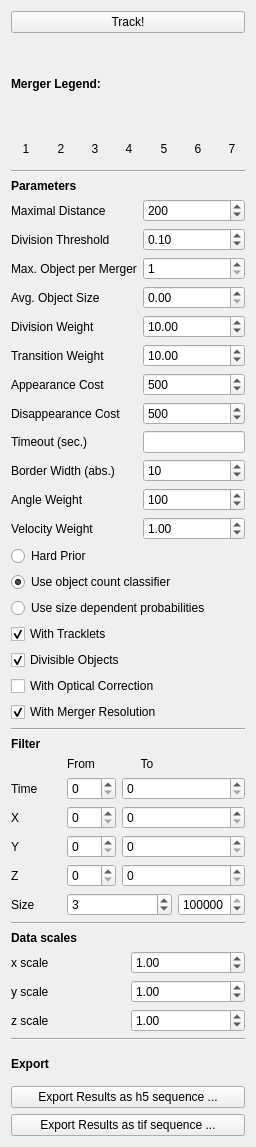
Old version of the form ilastik/applets/tracking/conservation/drawer.ui in the repository ilastik/ilastik.
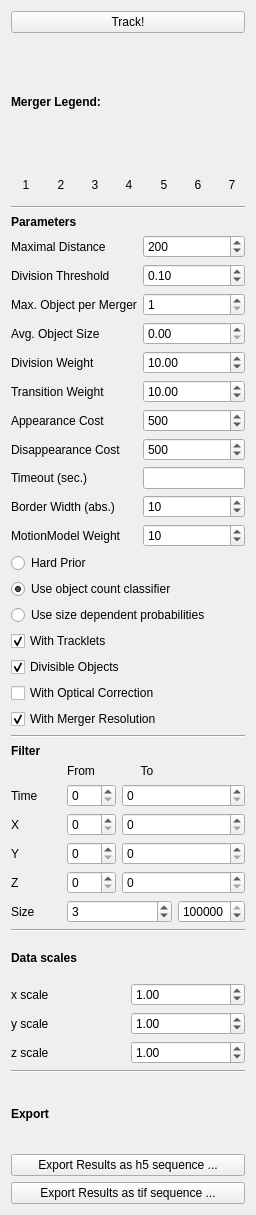
New version of the form.

Commit message: use only one parameter for motion model: penalize distance from predicted position

```diff
--- a/ilastik/applets/tracking/conservation/drawer.ui
+++ b/ilastik/applets/tracking/conservation/drawer.ui
@@ -7,7 +7,7 @@
     <x>0</x>
     <y>0</y>
     <width>256</width>
-    <height>1147</height>
+    <height>1215</height>
    </rect>
   </property>
   <property name="sizePolicy">
@@ -527,14 +527,7 @@
        <item row="11" column="0">
         <widget class="QLabel" name="label_24">
          <property name="text">
-          <string>Angle Weight</string>
-         </property>
-        </widget>
-       </item>
-       <item row="12" column="0">
-        <widget class="QLabel" name="label_26">
-         <property name="text">
-          <string>Velocity Weight</string>
+          <string>MotionModel Weight</string>
          </property>
         </widget>
        </item>
@@ -544,17 +537,7 @@
           <number>1000</number>
          </property>
          <property name="value">
-          <number>100</number>
-         </property>
-        </widget>
-       </item>
-       <item row="12" column="1">
-        <widget class="QDoubleSpinBox" name="velocityWeightBox">
-         <property name="singleStep">
-          <double>0.100000000000000</double>
-         </property>
-         <property name="value">
-          <double>1.000000000000000</double>
+          <number>10</number>
          </property>
         </widget>
        </item>
```
Left out of the diff: 2 changed lines with no effect on the pictures. The commit also changes 2 other files.
